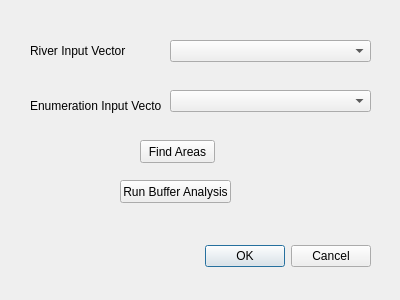
This is floods_dialog_base.ui in bsc-com-31-20/GeoSpatialGroup10 as Qt 5 draws it before an edit. The edited form follows.
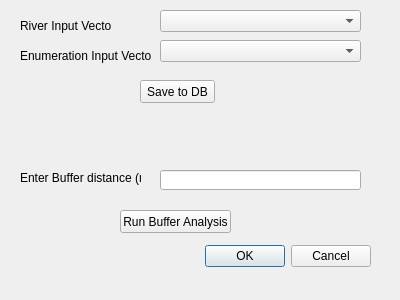
This is the edited form.

```diff
--- a/floods_dialog_base.ui
+++ b/floods_dialog_base.ui
@@ -32,10 +32,10 @@
   <widget class="QLabel" name="label">
    <property name="geometry">
     <rect>
-     <x>30</x>
-     <y>30</y>
-     <width>101</width>
-     <height>41</height>
+     <x>20</x>
+     <y>10</y>
+     <width>91</width>
+     <height>31</height>
     </rect>
    </property>
    <property name="text">
@@ -45,8 +45,8 @@
   <widget class="QLabel" name="label_2">
    <property name="geometry">
     <rect>
-     <x>30</x>
-     <y>90</y>
+     <x>20</x>
+     <y>40</y>
      <width>131</width>
      <height>31</height>
     </rect>
@@ -58,8 +58,8 @@
   <widget class="QComboBox" name="layerComboBox1">
    <property name="geometry">
     <rect>
-     <x>170</x>
-     <y>40</y>
+     <x>160</x>
+     <y>10</y>
      <width>201</width>
      <height>22</height>
     </rect>
@@ -68,8 +68,8 @@
   <widget class="QComboBox" name="layerComboBox2">
    <property name="geometry">
     <rect>
-     <x>170</x>
-     <y>90</y>
+     <x>160</x>
+     <y>40</y>
      <width>201</width>
      <height>22</height>
     </rect>
@@ -79,20 +79,20 @@
    <property name="geometry">
     <rect>
      <x>140</x>
-     <y>140</y>
+     <y>80</y>
      <width>75</width>
      <height>23</height>
     </rect>
    </property>
    <property name="text">
-    <string>Find Areas</string>
+    <string>Save to DB</string>
    </property>
   </widget>
   <widget class="QPushButton" name="runBufferButton">
    <property name="geometry">
     <rect>
      <x>120</x>
-     <y>180</y>
+     <y>210</y>
      <width>111</width>
      <height>23</height>
     </rect>
@@ -101,6 +101,29 @@
     <string>Run Buffer Analysis</string>
    </property>
   </widget>
+  <widget class="QLabel" name="label_3">
+   <property name="geometry">
+    <rect>
+     <x>20</x>
+     <y>170</y>
+     <width>121</width>
+     <height>16</height>
+    </rect>
+   </property>
+   <property name="text">
+    <string>Enter Buffer distance (m)</string>
+   </property>
+  </widget>
+  <widget class="QLineEdit" name="bufferDistanceLineEdit">
+   <property name="geometry">
+    <rect>
+     <x>160</x>
+     <y>170</y>
+     <width>201</width>
+     <height>20</height>
+    </rect>
+   </property>
+  </widget>
  </widget>
  <resources/>
  <connections>
```
